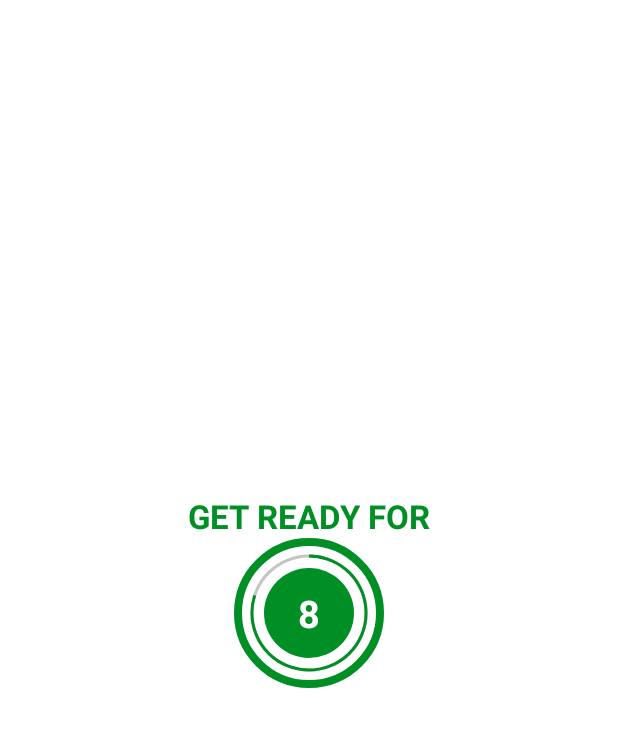
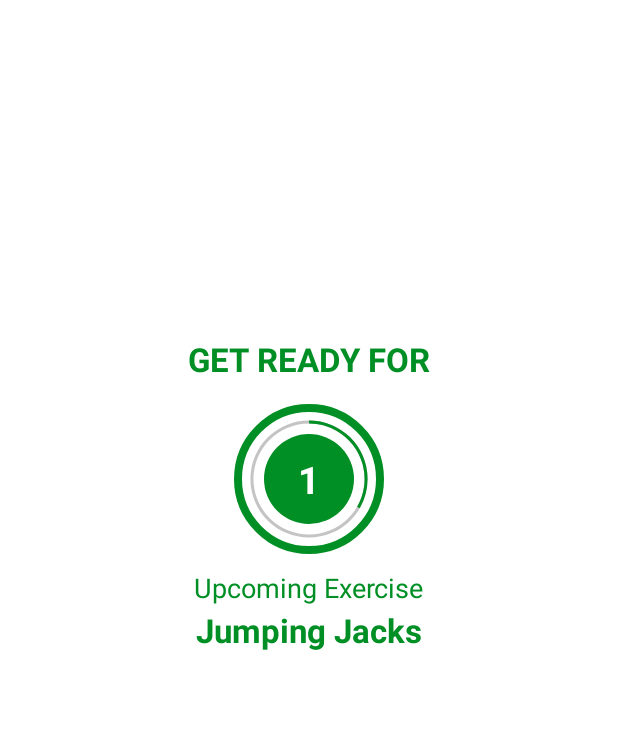
Before and after one commit to pranshu-45/7-Minute-Workout, an Android app: the ExerciseActivity screen opened directly, with no data from a screen before it, on a phone screen of 412 x 824 dp, the part 62-809 px from its top. Run offline under Robolectric (Android 15) with nearby library versions, the phone set to English and light mode, and no system bars.

Commit message:
exercise model and content setup

```diff
--- /dev/null
+++ b/app/src/main/java/com/example/a7minworkoutapp/Constants.kt
@@ -0,0 +1,118 @@
+package com.example.a7minworkoutapp
+
+object Constants {
+
+    fun defaultExerciseList(): ArrayList<ExerciseModel>{
+        val exerciseList = ArrayList<ExerciseModel>()
+
+        val jumpingJacks = ExerciseModel(
+            1,
+            "Jumping Jacks",
+            R.drawable._01_jumping_jacks,
+            false,
+            false
+        )
+        exerciseList.add(jumpingJacks)
+
+        val wallSits = ExerciseModel(
+            2,
+            "Wall Sits",
+            R.drawable._02_wall_sit_lower_body,
+            false,
+            false
+        )
+        exerciseList.add(wallSits)
+
+        val pushUps = ExerciseModel(
+            3,
+            "Push Ups",
+            R.drawable._03_pushup_upper_body,
+            false,
+            false
+        )
+        exerciseList.add(pushUps)
+
+        val abCrunch = ExerciseModel(
+            4,
+            "Ab Crunch",
+            R.drawable._04_abdominal_crunch_core,
+            false,
+            false
+        )
+        exerciseList.add(abCrunch)
+
+        val stepUp = ExerciseModel(
+            5,
+            "Step Up",
+            R.drawable._05_stepup_onto_chair,
+            false,
+            false
+        )
+        exerciseList.add(stepUp)
+
+        val squats = ExerciseModel(
+            6,
+            "Squats",
+            R.drawable._06_squat_lower_body,
+            false,
+            false
+        )
+        exerciseList.add(squats)
+
+        val tricepsDip = ExerciseModel(
+            7,
+            "Triceps Dips",
+            R.drawable._07_triceps_dip,
+            false,
+            false
+        )
+        exerciseList.add(tricepsDip)
+
+        val plank = ExerciseModel(
+            8,
+            "Plank",
+            R.drawable._08_plank_core,
+            false,
+            false
+        )
+        exerciseList.add(plank)
+
+        val highKnees = ExerciseModel(
+            9,
+            "High Knees",
+            R.drawable._09_high_knees_lower_body,
+            false,
+            false
+        )
+        exerciseList.add(highKnees)
+
+        val lunges = ExerciseModel(
+            10,
+            "Lunges",
+            R.drawable._10_lunge_lower_body,
+            false,
+            false
+        )
+        exerciseList.add(lunges)
+
+        val pushUpAndRotation = ExerciseModel(
+            11,
+            "Push Up and Rotation",
+            R.drawable._11_pushup_and_rotation,
+            false,
+            false
+        )
+        exerciseList.add(pushUpAndRotation)
+
+        val sidePlank = ExerciseModel(
+            12,
+            "Side Plank",
+            R.drawable._12_side_plank_core,
+            false,
+            false
+        )
+        exerciseList.add(sidePlank)
+
+        return exerciseList
+    }
+}
--- a/app/src/main/java/com/example/a7minworkoutapp/ExerciseActivity.kt
+++ b/app/src/main/java/com/example/a7minworkoutapp/ExerciseActivity.kt
@@ -14,16 +14,19 @@ class ExerciseActivity : AppCompatActivity() {
     private var binding : ActivityExerciseBinding? = null
     private var restTimer:CountDownTimer?=null
     private var restProgress:Int=0
-    private var maxRestTime:Int=10
+    private var maxRestTime:Int=3
     private var exerciseTimer:CountDownTimer?=null
     private var exerciseProgress:Int=0
-    private var maxExerciseTime:Int=15
+    private var maxExerciseTime:Int=30
+    private var exerciseList : ArrayList<ExerciseModel>? = null
+    private var currentExercisePosition : Int=-1
 
     override fun onCreate(savedInstanceState: Bundle?) {
         super.onCreate(savedInstanceState)
         binding = ActivityExerciseBinding.inflate(layoutInflater)
         setContentView(binding?.root)
 
+        //customised action bar and back button enabled
         setSupportActionBar(binding?.toolbarExercise)
         if(supportActionBar!=null){
             supportActionBar?.setDisplayHomeAsUpEnabled(true)
@@ -31,6 +34,8 @@ class ExerciseActivity : AppCompatActivity() {
         binding?.toolbarExercise?.setNavigationOnClickListener{
             onBackPressed()
         }
+
+        exerciseList=Constants.defaultExerciseList()
 
         setupRestView()
 
@@ -41,9 +46,16 @@ class ExerciseActivity : AppCompatActivity() {
             exerciseTimer!!.cancel()
             exerciseProgress=0
         }
-        binding?.tvTitle?.text="YEAH COME ON"
+        binding?.tvRestTitle?.visibility=View.INVISIBLE
         binding?.flRestProgressBar?.visibility=View.INVISIBLE
+        binding?.tvUpcomingExerciseTitle?.visibility=View.INVISIBLE
+        binding?.tvUpcomingExerciseName?.visibility=View.INVISIBLE
         binding?.flExerciseProgressBar?.visibility=View.VISIBLE
+        binding?.ivExerciseImage?.visibility=View.VISIBLE
+        binding?.tvExerciseTitle?.visibility=View.VISIBLE
+
+        binding?.ivExerciseImage?.setImageResource(exerciseList!![currentExercisePosition].getImage())
+        binding?.tvExerciseTitle?.text=exerciseList!![currentExercisePosition].getName()
         setExerciseProgressBar()
     }
 
@@ -59,8 +71,15 @@ class ExerciseActivity : AppCompatActivity() {
             }
 
             override fun onFinish() {
-                Toast.makeText(this@ExerciseActivity,"Now we will rest",Toast.LENGTH_SHORT).show()
-                setupRestView()
+                // Toast.makeText(this@ExerciseActivity,"Now we will rest",Toast.LENGTH_SHORT).show()
+                if(currentExercisePosition<exerciseList!!.size-1){
+                    setupRestView()
+                }
+                else{
+                    Toast.makeText(this@ExerciseActivity,"Congratulations!!!, You made it to the end" +
+                            " of this 7 minute workout. Cheers...",Toast.LENGTH_LONG).show()
+                }
+
             }
         }.start()
     }
@@ -70,9 +89,15 @@ class ExerciseActivity : AppCompatActivity() {
             restTimer!!.cancel()
             restProgress=0
         }
-        binding?.tvTitle?.text="GET READY FOR"
+        binding?.tvRestTitle?.visibility=View.VISIBLE
+        binding?.flRestProgressBar?.visibility=View.VISIBLE
+        binding?.tvUpcomingExerciseTitle?.visibility=View.VISIBLE
+        binding?.tvUpcomingExerciseName?.visibility=View.VISIBLE
         binding?.flExerciseProgressBar?.visibility=View.INVISIBLE
-        binding?.flRestProgressBar?.visibility=View.VISIBLE
+        binding?.ivExerciseImage?.visibility=View.INVISIBLE
+        binding?.tvExerciseTitle?.visibility=View.INVISIBLE
+
+        binding?.tvUpcomingExerciseName?.text=exerciseList!![currentExercisePosition+1].getName()
         setRestProgressBar()
     }
 
@@ -87,7 +112,8 @@ class ExerciseActivity : AppCompatActivity() {
             }
 
             override fun onFinish() {
-                Toast.makeText(this@ExerciseActivity,"Now we will start the exercise",Toast.LENGTH_SHORT).show()
+                //Toast.makeText(this@ExerciseActivity,"Now we will start the exercise",Toast.LENGTH_SHORT).show()
+                currentExercisePosition++
                 setUpExerciseView()
             }
 
--- /dev/null
+++ b/app/src/main/java/com/example/a7minworkoutapp/ExerciseModel.kt
@@ -0,0 +1,50 @@
+package com.example.a7minworkoutapp
+
+class ExerciseModel(
+    private var id: Int,
+    private var name: String,
+    private var image: Int,
+    private var isCompleted: Boolean,
+    private var isSelected: Boolean
+) {
+    fun getId():Int{
+        return id
+    }
+
+    fun setId(id_:Int){
+        this.id=id_
+    }
+
+    fun getName():String{
+        return name
+    }
+
+    fun setName(name_:String){
+        this.name=name_
+    }
+
+    fun getImage():Int{
+        return image
+    }
+
+    fun setImage(image_:Int){
+        this.image=image_
+    }
+
+    fun getIsCompleted():Boolean{
+        return isCompleted
+    }
+
+    fun setIsCompleted(isCompleted_:Boolean){
+        this.isCompleted=isCompleted_
+    }
+
+    fun getIsSelected():Boolean{
+        return isSelected
+    }
+
+    fun setIsSelected(isSelected_:Boolean){
+        this.isSelected=isSelected_
+    }
+
+}
--- a/app/src/main/res/layout/activity_exercise.xml
+++ b/app/src/main/res/layout/activity_exercise.xml
@@ -16,28 +16,30 @@
         app:layout_constraintTop_toTopOf="parent"/>
 
     <TextView
-        android:id="@+id/tvTitle"
+        android:id="@+id/tvRestTitle"
         android:layout_width="wrap_content"
         android:layout_height="wrap_content"
+        android:layout_marginTop="210dp"
         android:text="GET READY FOR"
+        tools:visibility="invisible"
         android:textColor="@color/colorAccent"
         android:textSize="22sp"
         android:textStyle="bold"
+        app:layout_constraintBottom_toTopOf="@id/flRestProgressBar"
+        app:layout_constraintEnd_toEndOf="parent"
         app:layout_constraintStart_toStartOf="parent"
-        app:layout_constraintEnd_toEndOf="parent"
-        app:layout_constraintBottom_toTopOf="@id/flRestProgressBar"
-        />
+        app:layout_constraintTop_toBottomOf="@id/toolbarExercise" />
 
     <FrameLayout
         android:id="@+id/flRestProgressBar"
         android:layout_width="100dp"
         android:layout_height="100dp"
-        android:layout_marginTop="20dp"
+        android:layout_marginTop="15dp"
+        tools:visibility="invisible"
         android:background="@drawable/item_circular_color_accent_border"
-        app:layout_constraintTop_toBottomOf="@id/toolbarExercise"
+        app:layout_constraintTop_toBottomOf="@id/tvRestTitle"
         app:layout_constraintStart_toStartOf="parent"
-        app:layout_constraintEnd_toEndOf="parent"
-        app:layout_constraintBottom_toBottomOf="parent">
+        app:layout_constraintEnd_toEndOf="parent">
 
         <ProgressBar
             android:id="@+id/restProgressBar"
@@ -57,7 +59,8 @@
             android:layout_height="60dp"
             android:layout_gravity="center"
             android:background="@drawable/item_circular_color_accent_background"
-            android:gravity="center">
+            android:gravity="center"
+            >
 
             <TextView
                 android:id="@+id/restTvTimer"
@@ -66,24 +69,84 @@
                 android:textColor="#FFFFFF"
                 android:textSize="25sp"
                 android:textStyle="bold"
-                android:text="10"/>
+                android:text="10"
+                />
 
         </LinearLayout>
 
     </FrameLayout>
 
+    <TextView
+        android:id="@+id/tvUpcomingExerciseTitle"
+        android:layout_width="wrap_content"
+        android:layout_height="wrap_content"
+        android:textSize="18sp"
+        android:text="Upcoming Exercise"
+        tools:visibility="invisible"
+        android:textColor="@color/colorAccent"
+        android:layout_marginTop="10dp"
+        app:layout_constraintStart_toStartOf="parent"
+        app:layout_constraintEnd_toEndOf="parent"
+        app:layout_constraintTop_toBottomOf="@id/flRestProgressBar"
+        app:layout_constraintBottom_toTopOf="@+id/tvUpcomingExerciseName"/>
+
+    <TextView
+        android:id="@+id/tvUpcomingExerciseName"
+        android:layout_width="wrap_content"
+        android:layout_height="wrap_content"
+        android:layout_marginTop="1dp"
+        android:text="Jumping Jacks"
+        tools:visibility="invisible"
+        android:textColor="@color/colorAccent"
+        android:textSize="22sp"
+        android:textStyle="bold"
+        app:layout_constraintEnd_toEndOf="parent"
+        app:layout_constraintStart_toStartOf="parent"
+        app:layout_constraintTop_toBottomOf="@id/tvUpcomingExerciseTitle" />
+
+
+    <ImageView
+        android:id="@+id/ivExerciseImage"
+        android:layout_width="wrap_content"
+        android:layout_height="300dp"
+        android:layout_marginTop="110dp"
+        android:paddingStart="25dp"
+        android:paddingEnd="25dp"
+        android:scaleType="fitCenter"
+        android:src="@drawable/_01_jumping_jacks"
+        android:visibility="visible"
+        app:layout_constraintBottom_toTopOf="@+id/tvExerciseTitle"
+        app:layout_constraintEnd_toEndOf="parent"
+        app:layout_constraintStart_toStartOf="parent"
+        app:layout_constraintTop_toBottomOf="@+id/toolbarExercise" />
+
+    <TextView
+        android:id="@+id/tvExerciseTitle"
+        android:layout_width="wrap_content"
+        android:layout_height="wrap_content"
+        android:textSize="22sp"
+        android:text="Exercise Name"
+        android:textStyle="bold"
+        android:textColor="@color/colorAccent"
+        android:visibility="gone"
+        tools:visibility="visible"
+        app:layout_constraintStart_toStartOf="parent"
+        app:layout_constraintEnd_toEndOf="parent"
+        app:layout_constraintTop_toBottomOf="@id/ivExerciseImage"
+        app:layout_constraintBottom_toTopOf="@+id/flExerciseProgressBar"/>
+
+
     <FrameLayout
         android:id="@+id/flExerciseProgressBar"
         android:layout_width="100dp"
         android:layout_height="100dp"
-        android:layout_marginTop="20dp"
+        android:background="@drawable/item_circular_color_accent_border"
         android:visibility="gone"
-        tools:visibility="visible"
-        android:background="@drawable/item_circular_color_accent_border"
-        app:layout_constraintTop_toBottomOf="@id/toolbarExercise"
+        android:layout_marginTop="35dp"
+        app:layout_constraintEnd_toEndOf="parent"
         app:layout_constraintStart_toStartOf="parent"
-        app:layout_constraintEnd_toEndOf="parent"
-        app:layout_constraintBottom_toBottomOf="parent">
+        app:layout_constraintTop_toBottomOf="@+id/tvExerciseTitle"
+        tools:visibility="visible">
 
         <ProgressBar
             android:id="@+id/exerciseProgressBar"
@@ -92,11 +155,11 @@
             android:layout_height="100dp"
             android:layout_gravity="center"
             android:background="@drawable/circular_progress_gray"
-            android:progressDrawable="@drawable/circular_progress_bar"
             android:indeterminate="false"
             android:max="10"
             android:progress="100"
-            android:rotation="-90"/>
+            android:progressDrawable="@drawable/circular_progress_bar"
+            android:rotation="-90" />
 
         <LinearLayout
             android:layout_width="60dp"
@@ -109,10 +172,10 @@
                 android:id="@+id/exerciseTvTimer"
                 android:layout_width="wrap_content"
                 android:layout_height="wrap_content"
+                android:text="10"
                 android:textColor="#FFFFFF"
                 android:textSize="25sp"
-                android:textStyle="bold"
-                android:text="10"/>
+                android:textStyle="bold" />
 
         </LinearLayout>
 
```
Also changed, not shown: app/src/main/res/drawable/_01_jumping_jacks.jpg (added), app/src/main/res/drawable/_02_wall_sit_lower_body.jpg (added), app/src/main/res/drawable/_03_pushup_upper_body.jpg (added), app/src/main/res/drawable/_04_abdominal_crunch_core.jpg (added), app/src/main/res/drawable/_05_stepup_onto_chair.jpg (added), app/src/main/res/drawable/_06_squat_lower_body.jpg (added), app/src/main/res/drawable/_07_triceps_dip.jpg (added), app/src/main/res/drawable/_08_plank_core.jpg (added), app/src/main/res/drawable/_09_high_knees_lower_body.jpg (added), app/src/main/res/drawable/_10_lunge_lower_body.jpg (added), app/src/main/res/drawable/_11_pushup_and_rotation.jpg (added), app/src/main/res/drawable/_12_side_plank_core.jpg (added).
